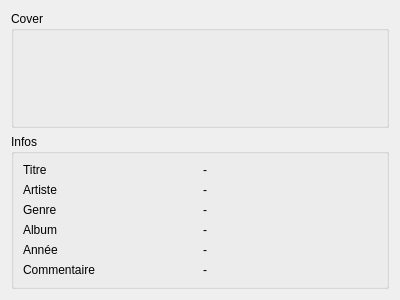
Above: metaexplorer.ui from skywodd/mandarine before the change. Below: the same form after it.
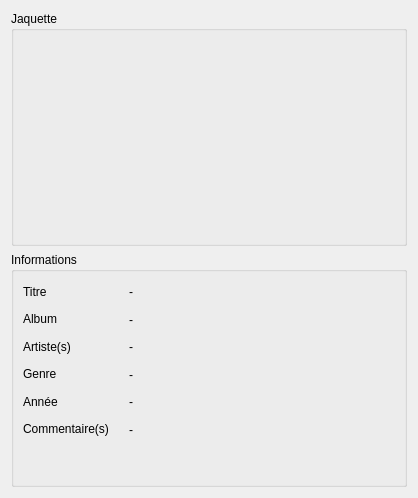
That is the form after the change. Icons and pictures are not drawn.

Commit message: Fully implemented MetaExplorer

```diff
--- a/metaexplorer.ui
+++ b/metaexplorer.ui
@@ -6,14 +6,11 @@
    <rect>
     <x>0</x>
     <y>0</y>
-    <width>400</width>
-    <height>300</height>
+    <width>418</width>
+    <height>498</height>
    </rect>
   </property>
-  <property name="windowTitle">
-   <string>Form</string>
-  </property>
-  <layout class="QHBoxLayout" name="horizontalLayout">
+  <layout class="QHBoxLayout" name="horizontalLayout_2">
    <item>
     <layout class="QVBoxLayout" name="meta_explorer_layout">
      <item>
@@ -22,7 +19,7 @@
         <string>Jaquette de l'album</string>
        </property>
        <property name="title">
-        <string>Cover</string>
+        <string>Jaquette</string>
        </property>
        <layout class="QHBoxLayout" name="horizontalLayout_10">
         <item>
@@ -33,6 +30,9 @@
           <property name="text">
            <string/>
           </property>
+          <property name="textFormat">
+           <enum>Qt::PlainText</enum>
+          </property>
           <property name="pixmap">
            <pixmap resource="icons/icons.qrc">:/cover/img_missing.png</pixmap>
           </property>
@@ -50,7 +50,7 @@
         <string>Informations sur le morceau en cours</string>
        </property>
        <property name="title">
-        <string>Infos</string>
+        <string>Informations</string>
        </property>
        <layout class="QHBoxLayout" name="horizontalLayout_16">
         <item>
@@ -59,12 +59,27 @@
            <layout class="QHBoxLayout" name="meta_info_title_layout">
             <item>
              <widget class="QLabel" name="label_title">
+              <property name="minimumSize">
+               <size>
+                <width>100</width>
+                <height>16</height>
+               </size>
+              </property>
+              <property name="maximumSize">
+               <size>
+                <width>100</width>
+                <height>16</height>
+               </size>
+              </property>
               <property name="toolTip">
                <string>Titre</string>
               </property>
               <property name="text">
                <string>Titre</string>
               </property>
+              <property name="textFormat">
+               <enum>Qt::PlainText</enum>
+              </property>
              </widget>
             </item>
             <item>
@@ -75,6 +90,51 @@
               <property name="text">
                <string>-</string>
               </property>
+              <property name="textFormat">
+               <enum>Qt::PlainText</enum>
+              </property>
+             </widget>
+            </item>
+           </layout>
+          </item>
+          <item>
+           <layout class="QHBoxLayout" name="meta_info_album_layout">
+            <item>
+             <widget class="QLabel" name="label_album">
+              <property name="minimumSize">
+               <size>
+                <width>100</width>
+                <height>16</height>
+               </size>
+              </property>
+              <property name="maximumSize">
+               <size>
+                <width>100</width>
+                <height>16</height>
+               </size>
+              </property>
+              <property name="toolTip">
+               <string>Album</string>
+              </property>
+              <property name="text">
+               <string>Album</string>
+              </property>
+              <property name="textFormat">
+               <enum>Qt::PlainText</enum>
+              </property>
+             </widget>
+            </item>
+            <item>
+             <widget class="QLabel" name="meta_info_album">
+              <property name="toolTip">
+               <string>Album</string>
+              </property>
+              <property name="text">
+               <string>-</string>
+              </property>
+              <property name="textFormat">
+               <enum>Qt::PlainText</enum>
+              </property>
              </widget>
             </item>
            </layout>
@@ -83,11 +143,26 @@
            <layout class="QHBoxLayout" name="meta_info_author_layout">
             <item>
              <widget class="QLabel" name="label_author">
+              <property name="minimumSize">
+               <size>
+                <width>100</width>
+                <height>16</height>
+               </size>
+              </property>
+              <property name="maximumSize">
+               <size>
+                <width>100</width>
+                <height>16</height>
+               </size>
+              </property>
               <property name="toolTip">
                <string>Artiste</string>
               </property>
               <property name="text">
-               <string>Artiste</string>
+               <string>Artiste(s)</string>
+              </property>
+              <property name="textFormat">
+               <enum>Qt::PlainText</enum>
               </property>
              </widget>
             </item>
@@ -99,6 +174,9 @@
               <property name="text">
                <string>-</string>
               </property>
+              <property name="textFormat">
+               <enum>Qt::PlainText</enum>
+              </property>
              </widget>
             </item>
            </layout>
@@ -107,12 +185,27 @@
            <layout class="QHBoxLayout" name="meta_info_type_layout">
             <item>
              <widget class="QLabel" name="label_type">
+              <property name="minimumSize">
+               <size>
+                <width>100</width>
+                <height>16</height>
+               </size>
+              </property>
+              <property name="maximumSize">
+               <size>
+                <width>100</width>
+                <height>16</height>
+               </size>
+              </property>
               <property name="toolTip">
                <string>Genre musicale</string>
               </property>
               <property name="text">
                <string>Genre</string>
               </property>
+              <property name="textFormat">
+               <enum>Qt::PlainText</enum>
+              </property>
              </widget>
             </item>
             <item>
@@ -123,29 +216,8 @@
               <property name="text">
                <string>-</string>
               </property>
-             </widget>
-            </item>
-           </layout>
-          </item>
-          <item>
-           <layout class="QHBoxLayout" name="meta_info_album_layout">
-            <item>
-             <widget class="QLabel" name="label_album">
-              <property name="toolTip">
-               <string>Album</string>
-              </property>
-              <property name="text">
-               <string>Album</string>
-              </property>
-             </widget>
-            </item>
-            <item>
-             <widget class="QLabel" name="meta_info_album">
-              <property name="toolTip">
-               <string>Album</string>
-              </property>
-              <property name="text">
-               <string>-</string>
+              <property name="textFormat">
+               <enum>Qt::PlainText</enum>
               </property>
              </widget>
             </item>
@@ -155,12 +227,27 @@
            <layout class="QHBoxLayout" name="meta_info_year_layout">
             <item>
              <widget class="QLabel" name="label_year">
+              <property name="minimumSize">
+               <size>
+                <width>100</width>
+                <height>16</height>
+               </size>
+              </property>
+              <property name="maximumSize">
+               <size>
+                <width>100</width>
+                <height>16</height>
+               </size>
+              </property>
               <property name="toolTip">
                <string>Année de production</string>
               </property>
               <property name="text">
                <string>Année</string>
               </property>
+              <property name="textFormat">
+               <enum>Qt::PlainText</enum>
+              </property>
              </widget>
             </item>
             <item>
@@ -171,6 +258,9 @@
               <property name="text">
                <string>-</string>
               </property>
+              <property name="textFormat">
+               <enum>Qt::PlainText</enum>
+              </property>
              </widget>
             </item>
            </layout>
@@ -178,9 +268,27 @@
           <item>
            <layout class="QHBoxLayout" name="meta_info_comment_layout">
             <item>
-             <widget class="QLabel" name="label_2">
+             <widget class="QLabel" name="label_comment">
+              <property name="minimumSize">
+               <size>
+                <width>100</width>
+                <height>16</height>
+               </size>
+              </property>
+              <property name="maximumSize">
+               <size>
+                <width>100</width>
+                <height>16</height>
+               </size>
+              </property>
+              <property name="toolTip">
+               <string>Commentaire(s)</string>
+              </property>
               <property name="text">
-               <string>Commentaire</string>
+               <string>Commentaire(s)</string>
+              </property>
+              <property name="textFormat">
+               <enum>Qt::PlainText</enum>
               </property>
              </widget>
             </item>
@@ -188,6 +296,55 @@
              <widget class="QLabel" name="meta_info_comment">
               <property name="text">
                <string>-</string>
+              </property>
+              <property name="textFormat">
+               <enum>Qt::PlainText</enum>
+              </property>
+             </widget>
+            </item>
+           </layout>
+          </item>
+          <item>
+           <layout class="QHBoxLayout" name="file_info_layout">
+            <item>
+             <spacer name="horizontal_spacer">
+              <property name="orientation">
+               <enum>Qt::Horizontal</enum>
+              </property>
+              <property name="sizeHint" stdset="0">
+               <size>
+                <width>40</width>
+                <height>20</height>
+               </size>
+              </property>
+             </spacer>
+            </item>
+            <item>
+             <widget class="QPushButton" name="meta_file_info">
+              <property name="minimumSize">
+               <size>
+                <width>33</width>
+                <height>29</height>
+               </size>
+              </property>
+              <property name="maximumSize">
+               <size>
+                <width>33</width>
+                <height>29</height>
+               </size>
+              </property>
+              <property name="toolTip">
+               <string>Informations sur le fichier audio</string>
+              </property>
+              <property name="text">
+               <string/>
+              </property>
+              <property name="icon">
+               <iconset resource="icons/icons.qrc">
+                <normaloff>:/sound/audio.png</normaloff>:/sound/audio.png</iconset>
+              </property>
+              <property name="flat">
+               <bool>true</bool>
               </property>
              </widget>
             </item>
```
Left out of the diff: 10 changed lines with no effect on the pictures. The commit also changes 4 other files.
